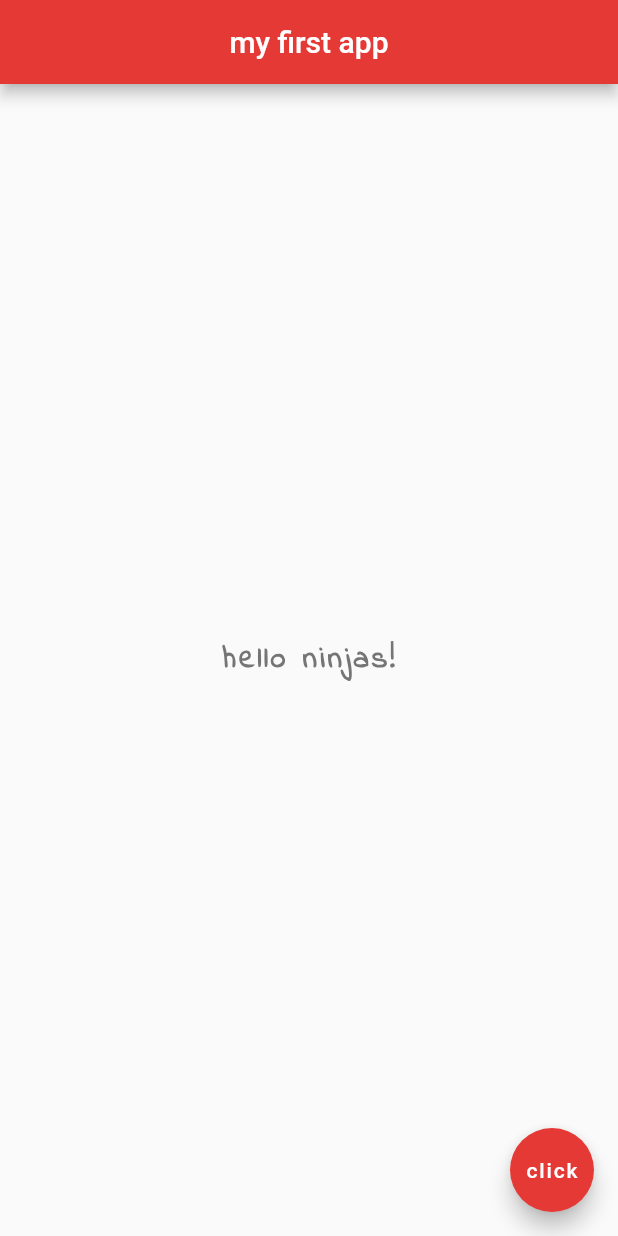
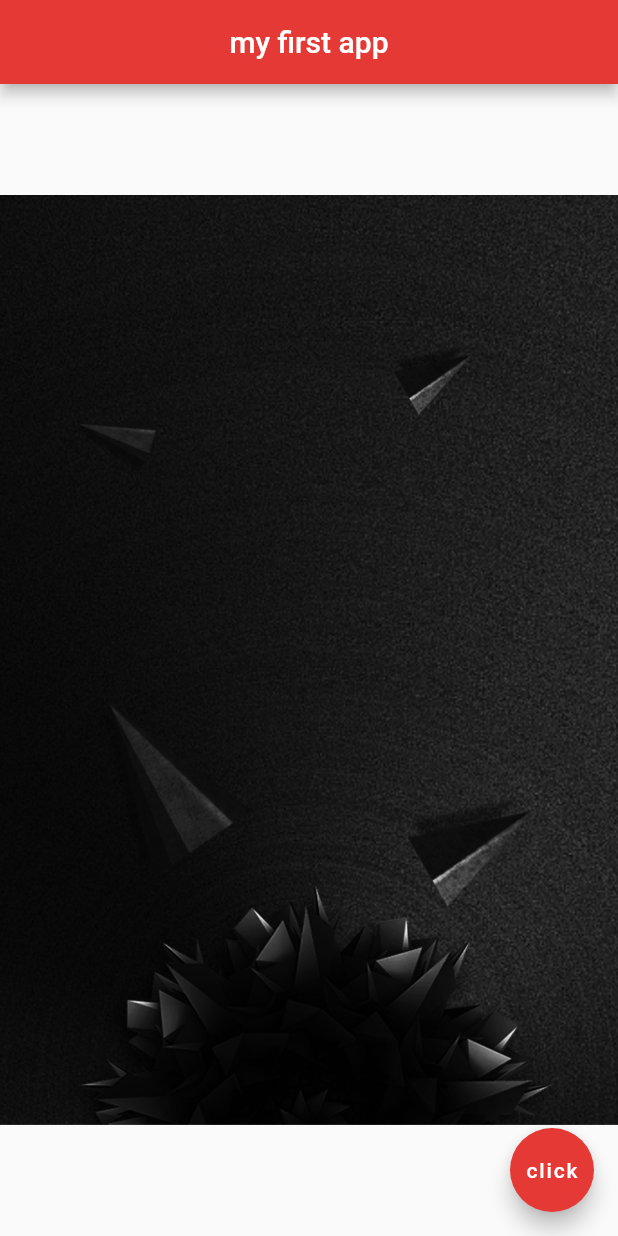
Before and after one commit to GRACIOUSP/Location-time, a Flutter app: the screen it shows after launch, on a phone screen of 412 x 824 dp. Run offline on Flutter 3.47's test engine with Material 2 defaults, Android fonts, the phone set to English and light mode, and no system bars.

Commit message:
Images codes

```diff
--- a/lib/main.dart
+++ b/lib/main.dart
@@ -10,23 +10,23 @@ class Home extends StatelessWidget {
   Widget build(BuildContext context) {
     return Scaffold(
     appBar: AppBar(
-      title: Text('my first app'),
+      title: Center(
+        child: Text('my first app')
+      ),
       centerTitle: true,
       backgroundColor: Colors.red[600],
     ),
     body: Center(
+      /*
+      child: Image(
+        image: AssetImage('images/img1.jpg'),
+        ),
 
-      child: Text(
-        'hello ninjas!',
-        style: TextStyle(
-          fontSize: 20.0,
-          fontWeight: FontWeight.bold,
-          letterSpacing: 2.0,
-          color: Colors.grey[600],
-          fontFamily: 'IndieFlower',
+        child: Image.network('images/img1.jpg'),
+      */
 
-        ),
-      ),
+      child: Image.asset('images/img1.jpg'),
+
     ),
     floatingActionButton: FloatingActionButton(
       onPressed: () {},
```
Also changed, not shown: pubspec.yaml (+13 -8 lines), images/img1.jpg (added), images/img2.jpg (added), images/img3.jpg (added), 1 other file.
